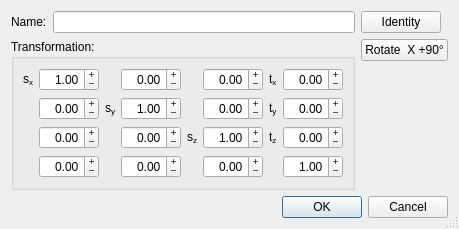
The window that forms/repo_transformationdialog.ui (3drepo/3drepogui) describes before a commit, drawn with Qt 5.
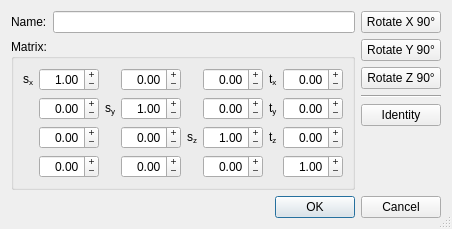
The same window after the commit.

Commit message: Added rotation to transformation dialog box.

Diff of the .ui file:
```diff
--- a/forms/repo_transformationdialog.ui
+++ b/forms/repo_transformationdialog.ui
@@ -93,7 +93,7 @@
          <item>
           <widget class="QGroupBox" name="groupBox">
            <property name="title">
-            <string>Transformation:</string>
+            <string>Matrix:</string>
            </property>
            <layout class="QGridLayout" name="gridLayout_2">
             <item row="0" column="1">
@@ -841,6 +841,40 @@
          <property name="bottomMargin">
           <number>0</number>
          </property>
+         <item>
+          <widget class="QPushButton" name="rotateXpushButton">
+           <property name="sizePolicy">
+            <sizepolicy hsizetype="Fixed" vsizetype="Fixed">
+             <horstretch>0</horstretch>
+             <verstretch>0</verstretch>
+            </sizepolicy>
+           </property>
+           <property name="text">
+            <string>Rotate X 90°</string>
+           </property>
+          </widget>
+         </item>
+         <item>
+          <widget class="QPushButton" name="rotateYpushButton">
+           <property name="text">
+            <string>Rotate Y 90°</string>
+           </property>
+          </widget>
+         </item>
+         <item>
+          <widget class="QPushButton" name="rotateZpushButton">
+           <property name="text">
+            <string>Rotate Z 90°</string>
+           </property>
+          </widget>
+         </item>
+         <item>
+          <widget class="Line" name="line">
+           <property name="orientation">
+            <enum>Qt::Horizontal</enum>
+           </property>
+          </widget>
+         </item>
          <item>
           <widget class="QPushButton" name="identityPushButton">
            <property name="sizePolicy">
@@ -854,19 +888,6 @@
            </property>
           </widget>
          </item>
-         <item>
-          <widget class="QPushButton" name="rotatePushButton">
-           <property name="sizePolicy">
-            <sizepolicy hsizetype="Fixed" vsizetype="Fixed">
-             <horstretch>0</horstretch>
-             <verstretch>0</verstretch>
-            </sizepolicy>
-           </property>
-           <property name="text">
-            <string>Rotate  X +90°</string>
-           </property>
-          </widget>
-         </item>
          <item>
           <spacer name="verticalSpacer">
            <property name="orientation">
```
The commit also changes 3 other files.
